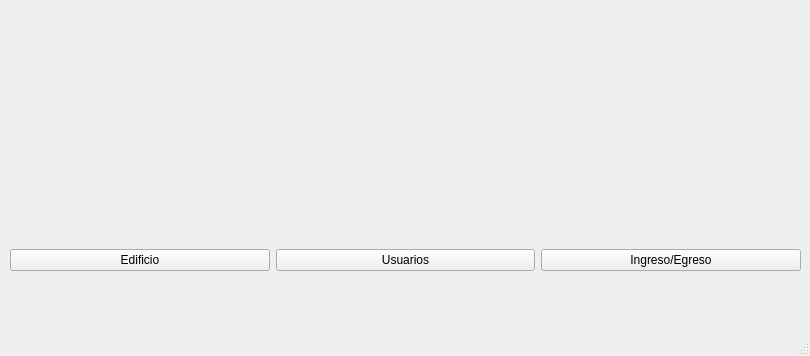
Above: frontpage.ui from Mati-Mar/AccessIO-GUI before the change. Below: the same form after it.
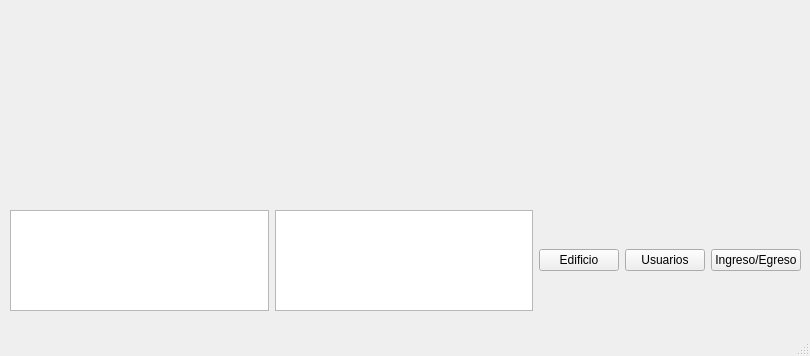
That is the form after the change.

```diff
--- a/frontpage.ui
+++ b/frontpage.ui
@@ -28,6 +28,12 @@
       <layout class="QVBoxLayout" name="verticalLayout">
        <item>
         <layout class="QHBoxLayout" name="horizontalLayout">
+         <item>
+          <widget class="QPlainTextEdit" name="plainTextEdit"/>
+         </item>
+         <item>
+          <widget class="QPlainTextEdit" name="plainTextEdit_2"/>
+         </item>
          <item>
           <widget class="QPushButton" name="edificioPushButton">
            <property name="text">
```
